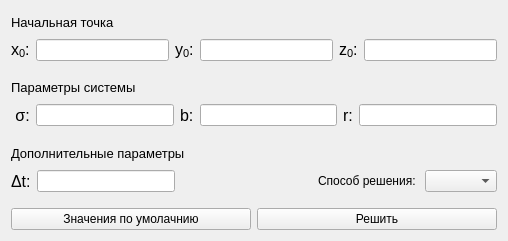
Before: the Qt Designer form DM Lorenz system (attractor)/input.ui in Shemplo/CMNS-and-Numerical-Methods, drawn with Qt 5.
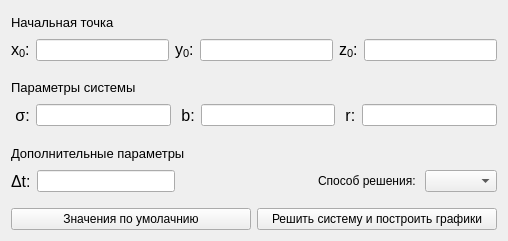
After: the same form once the commit is applied.

```diff
--- a/DM Lorenz system (attractor)/input.ui
+++ b/DM Lorenz system (attractor)/input.ui
@@ -10,6 +10,12 @@
     <height>241</height>
    </rect>
   </property>
+  <property name="minimumSize">
+   <size>
+    <width>0</width>
+    <height>0</height>
+   </size>
+  </property>
   <property name="windowTitle">
    <string>Run</string>
   </property>
@@ -139,7 +145,7 @@
          </font>
         </property>
         <property name="text">
-         <string>b:</string>
+         <string> b:</string>
         </property>
        </widget>
       </item>
@@ -154,7 +160,7 @@
          </font>
         </property>
         <property name="text">
-         <string>r:</string>
+         <string> r:</string>
         </property>
        </widget>
       </item>
@@ -269,7 +275,7 @@
          <bool>true</bool>
         </property>
         <property name="text">
-         <string>Решить</string>
+         <string>Решить систему и построить графики</string>
         </property>
        </widget>
       </item>
```
